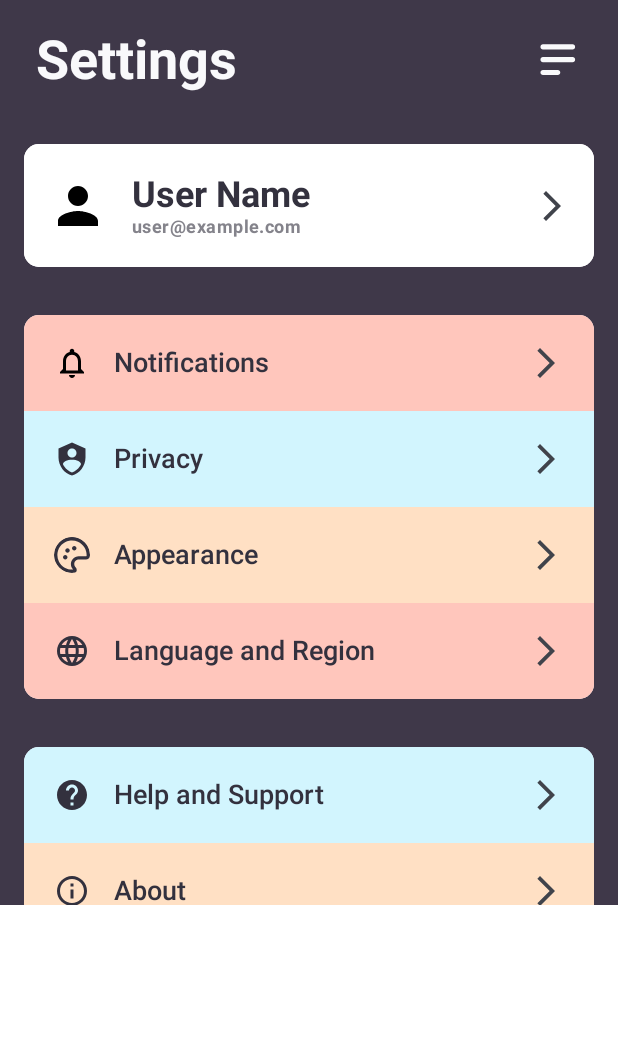
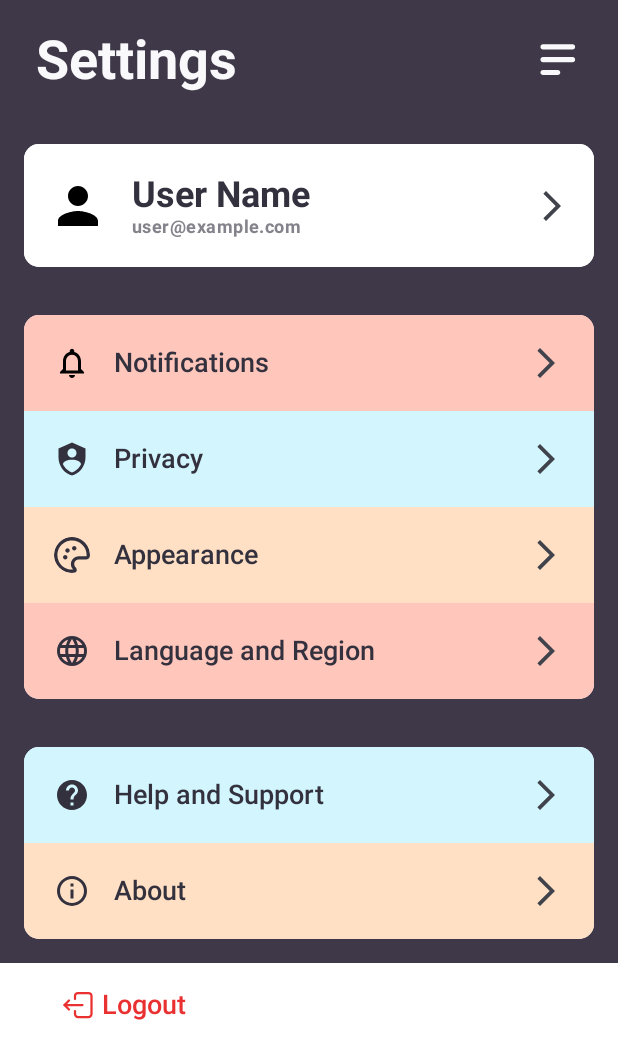
Before and after one commit to hngx-org/Evolver-events-mobile, an Android app built with Jetpack Compose: the @Preview function GreetingPreview, on a phone screen of 412 x 824 dp. Shown: the top 1059 px of the screen. Run offline under Robolectric (Android 15) with nearby library versions, the phone set to English and light mode, and no system bars.

```diff
--- a/app/build.gradle.kts
+++ b/app/build.gradle.kts
@@ -74,10 +74,8 @@ dependencies {
     //Compose Navigation
     implementation ("androidx.navigation:navigation-compose:2.7.3")
 
-    implementation ("androidx.navigation:navigation-compose:2.7.2")
-
     // Material3
-    implementation ("androidx.compose.material3:material3:1.2.0-alpha07")
+    implementation ("androidx.compose.material3:material3:1.2.0-alpha08")
     implementation("androidx.compose.material:material-icons-extended")
 
     // For using modern java 8 classes with older versions of android
--- a/app/src/main/java/com/evolver/eventsapp/SettingsGraph.kt
+++ b/app/src/main/java/com/evolver/eventsapp/SettingsGraph.kt
@@ -14,7 +14,7 @@ fun NavGraphBuilder.settingsGraph(
     navigation(startDestination = SettingsScreen.route, route = SettingsGraph.route) {
 
         composable(route = SettingsScreen.route) {
-            CommentPage()
+            SettingsScreen()
         }
     }
 }
--- a/app/src/main/java/com/evolver/eventsapp/ui/settings/SettingsScreen.kt
+++ b/app/src/main/java/com/evolver/eventsapp/ui/settings/SettingsScreen.kt
@@ -7,6 +7,7 @@ import androidx.compose.foundation.layout.Arrangement
 import androidx.compose.foundation.layout.Column
 import androidx.compose.foundation.layout.Row
 import androidx.compose.foundation.layout.Spacer
+import androidx.compose.foundation.layout.fillMaxSize
 import androidx.compose.foundation.layout.fillMaxWidth
 import androidx.compose.foundation.layout.height
 import androidx.compose.foundation.layout.padding
@@ -41,10 +42,9 @@ import com.evolver.eventsapp.ui.theme.EventsAppTheme
 
 @Composable
 fun SettingsScreen() {
-    Column {
+    Column(modifier = Modifier.fillMaxSize()) {
         Column(
             modifier = Modifier
-                .height(603.dp)
                 .background(color = Color(0xFF3F3849))
         ) {
             Row(
```
